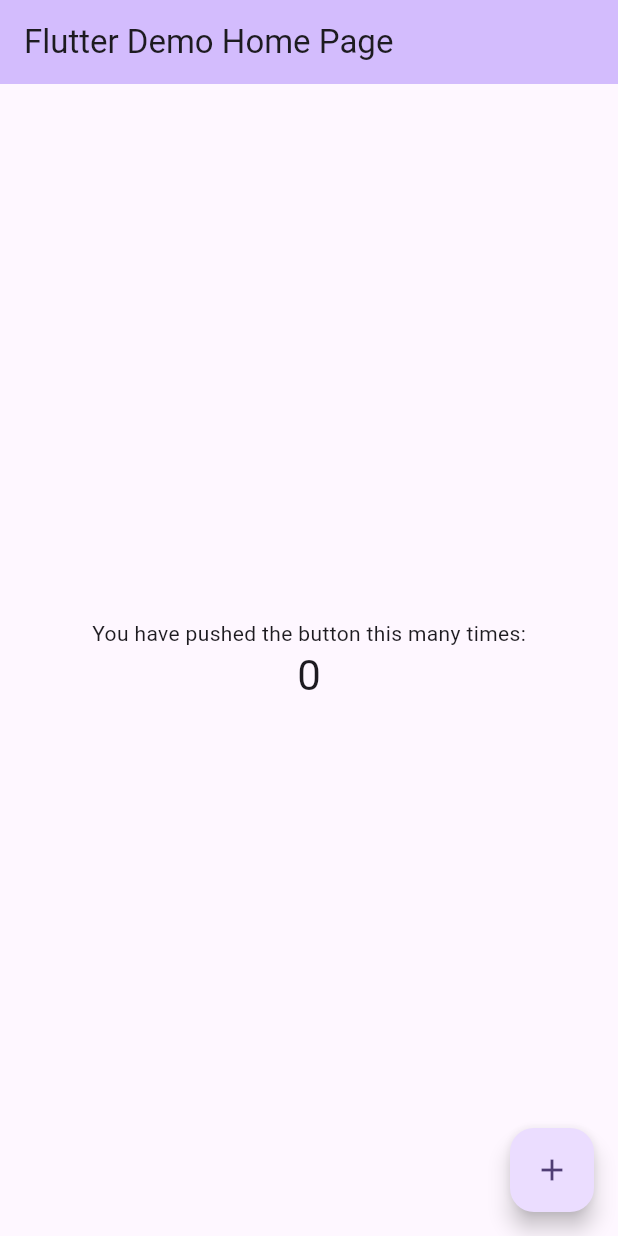
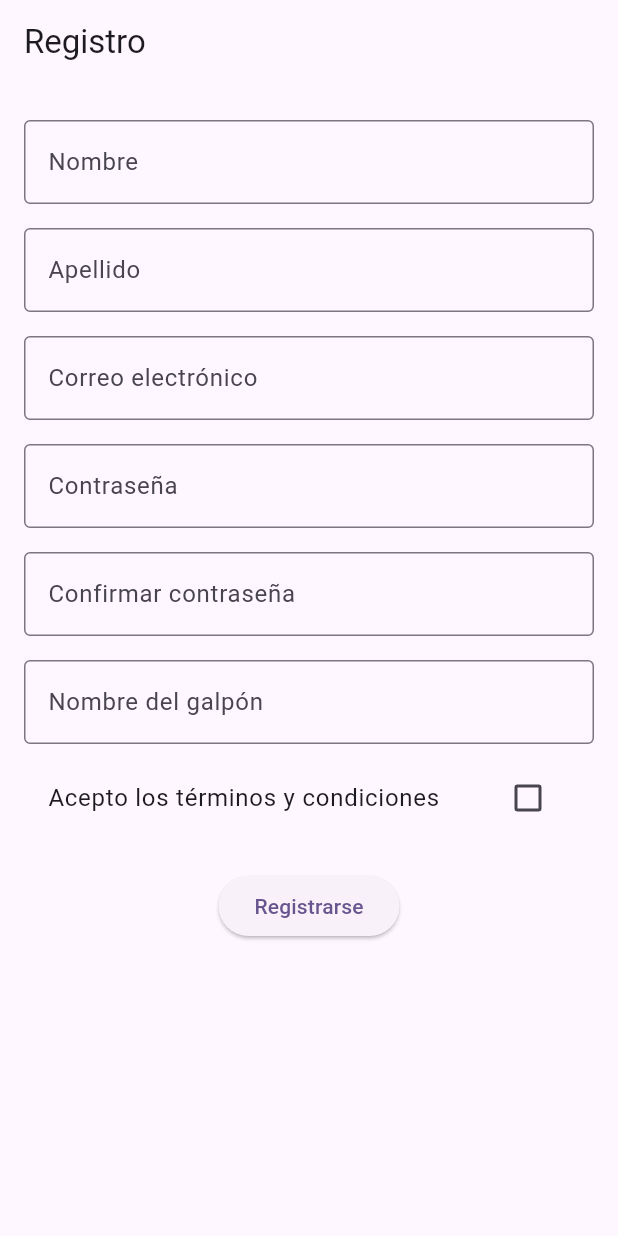
Before and after one commit to EventWine/EventWine-App, a Flutter app: the screen it shows after launch, on a phone screen of 412 x 824 dp. Run offline on Flutter 3.47's test engine with Material 3 defaults, Android fonts, the phone set to English and light mode, and no system bars; our stand-ins replace shared_preferences.

Commit message:
feat: added login and register section

```diff
--- /dev/null
+++ b/lib/core/app_constants.dart
@@ -0,0 +1,3 @@
+class AppConstants {
+  static const String baseURL = "https://localhost:8080";
+}
--- /dev/null
+++ b/lib/feature/register_and_login/presentation/pages/register_page.dart
@@ -0,0 +1,112 @@
+import 'package:flutter/material.dart';
+import 'package:eventwine/feature/register_and_login/data/remote/user_service.dart';
+
+class RegisterPage extends StatefulWidget {
+  @override
+  _RegisterPageState createState() => _RegisterPageState();
+}
+
+class _RegisterPageState extends State<RegisterPage> {
+  final _formKey = GlobalKey<FormState>();
+  bool _agreeToTerms = false;
+  bool _isLoading = false;
+
+  final TextEditingController _nameController = TextEditingController();
+  final TextEditingController _lastNameController = TextEditingController();
+  final TextEditingController _emailController = TextEditingController();
+  final TextEditingController _passwordController = TextEditingController();
+  final TextEditingController _confirmPasswordController = TextEditingController();
+  final TextEditingController _galponController = TextEditingController();
+
+  void _register() async {
+    if (_formKey.currentState!.validate() && _agreeToTerms) {
+      setState(() => _isLoading = true);
+
+      final responseMessage = await registerUser(
+        _nameController.text.trim(),
+        _lastNameController.text.trim(),
+        _emailController.text.trim(),
+        _passwordController.text,
+      );
+
+      setState(() => _isLoading = false);
+
+      ScaffoldMessenger.of(context).showSnackBar(
+        SnackBar(content: Text(responseMessage)),
+      );
+
+      if (responseMessage.contains('exitosamente')) {
+        Navigator.pop(context); // O navega a login
+      }
+    }
+  }
+
+  @override
+  Widget build(BuildContext context) {
+    return Scaffold(
+      appBar: AppBar(title: Text("Registro")),
+      body: SingleChildScrollView(
+        padding: EdgeInsets.all(16),
+        child: Form(
+          key: _formKey,
+          child: Column(
+            children: [
+              _buildTextField(_nameController, "Nombre", TextInputType.text),
+              _buildTextField(_lastNameController, "Apellido", TextInputType.text),
+              _buildTextField(_emailController, "Correo electrónico", TextInputType.emailAddress),
+              _buildTextField(_passwordController, "Contraseña", TextInputType.visiblePassword, isPassword: true),
+              _buildTextField(_confirmPasswordController, "Confirmar contraseña", TextInputType.visiblePassword, isPassword: true),
+              _buildTextField(_galponController, "Nombre del galpón", TextInputType.text),
+
+              CheckboxListTile(
+                title: Text("Acepto los términos y condiciones"),
+                value: _agreeToTerms,
+                onChanged: (value) {
+                  setState(() {
+                    _agreeToTerms = value ?? false;
+                  });
+                },
+              ),
+
+              SizedBox(height: 20),
+
+              _isLoading
+                  ? CircularProgressIndicator()
+                  : ElevatedButton(
+                      onPressed: _register,
+                      child: Text("Registrarse"),
+                    ),
+            ],
+          ),
+        ),
+      ),
+    );
+  }
+
+  Widget _buildTextField(TextEditingController controller, String label, TextInputType type, {bool isPassword = false}) {
+    return Padding(
+      padding: const EdgeInsets.symmetric(vertical: 8.0),
+      child: TextFormField(
+        controller: controller,
+        keyboardType: type,
+        obscureText: isPassword,
+        decoration: InputDecoration(
+          labelText: label,
+          border: OutlineInputBorder(),
+        ),
+        validator: (value) {
+          if (value == null || value.trim().isEmpty) {
+            return 'Este campo es obligatorio';
+          }
+          if (label == "Correo electrónico" && !value.contains('@')) {
+            return 'Ingrese un correo válido';
+          }
+          if (label == "Confirmar contraseña" && value != _passwordController.text) {
+            return 'Las contraseñas no coinciden';
+          }
+          return null;
+        },
+      ),
+    );
+  }
+}
--- a/lib/main.dart
+++ b/lib/main.dart
@@ -1,4 +1,6 @@
 import 'package:flutter/material.dart';
+import 'package:eventwine/feature/register_and_login/presentation/pages/register_page.dart';
+import 'package:eventwine/feature/register_and_login/presentation/pages/login_page.dart';
 
 void main() {
   runApp(const MyApp());
@@ -7,119 +9,19 @@ void main() {
 class MyApp extends StatelessWidget {
   const MyApp({super.key});
 
-  // This widget is the root of your application.
   @override
   Widget build(BuildContext context) {
     return MaterialApp(
-      title: 'Flutter Demo',
+      title: 'Galpon App',
       theme: ThemeData(
-        // This is the theme of your application.
-        //
-        // TRY THIS: Try running your application with "flutter run". You'll see
-        // the application has a purple toolbar. Then, without quitting the app,
-        // try changing the seedColor in the colorScheme below to Colors.green
-        // and then invoke "hot reload" (save your changes or press the "hot
-        // reload" button in a Flutter-supported IDE, or press "r" if you used
-        // the command line to start the app).
-        //
-        // Notice that the counter didn't reset back to zero; the application
-        // state is not lost during the reload. To reset the state, use hot
-        // restart instead.
-        //
-        // This works for code too, not just values: Most code changes can be
-        // tested with just a hot reload.
         colorScheme: ColorScheme.fromSeed(seedColor: Colors.deepPurple),
         useMaterial3: true,
       ),
-      home: const MyHomePage(title: 'Flutter Demo Home Page'),
+      initialRoute: '/register',
+      routes: {
+        '/login': (context) => const LoginPage(),
+        '/register': (context) => RegisterPage(),
+      },
     );
   }
 }
-
-class MyHomePage extends StatefulWidget {
-  const MyHomePage({super.key, required this.title});
-
-  // This widget is the home page of your application. It is stateful, meaning
-  // that it has a State object (defined below) that contains fields that affect
-  // how it looks.
-
-  // This class is the configuration for the state. It holds the values (in this
-  // case the title) provided by the parent (in this case the App widget) and
-  // used by the build method of the State. Fields in a Widget subclass are
-  // always marked "final".
-
-  final String title;
-
-  @override
-  State<MyHomePage> createState() => _MyHomePageState();
-}
-
-class _MyHomePageState extends State<MyHomePage> {
-  int _counter = 0;
-
-  void _incrementCounter() {
-    setState(() {
-      // This call to setState tells the Flutter framework that something has
-      // changed in this State, which causes it to rerun the build method below
-      // so that the display can reflect the updated values. If we changed
-      // _counter without calling setState(), then the build method would not be
-      // called again, and so nothing would appear to happen.
-      _counter++;
-    });
-  }
-
-  @override
-  Widget build(BuildContext context) {
-    // This method is rerun every time setState is called, for instance as done
-    // by the _incrementCounter method above.
-    //
-    // The Flutter framework has been optimized to make rerunning build methods
-    // fast, so that you can just rebuild anything that needs updating rather
-    // than having to individually change instances of widgets.
-    return Scaffold(
-      appBar: AppBar(
-        // TRY THIS: Try changing the color here to a specific color (to
-        // Colors.amber, perhaps?) and trigger a hot reload to see the AppBar
-        // change color while the other colors stay the same.
-        backgroundColor: Theme.of(context).colorScheme.inversePrimary,
-        // Here we take the value from the MyHomePage object that was created by
-        // the App.build method, and use it to set our appbar title.
-        title: Text(widget.title),
-      ),
-      body: Center(
-        // Center is a layout widget. It takes a single child and positions it
-        // in the middle of the parent.
-        child: Column(
-          // Column is also a layout widget. It takes a list of children and
-          // arranges them vertically. By default, it sizes itself to fit its
-          // children horizontally, and tries to be as tall as its parent.
-          //
-          // Column has various properties to control how it sizes itself and
-          // how it positions its children. Here we use mainAxisAlignment to
-          // center the children vertically; the main axis here is the vertical
-          // axis because Columns are vertical (the cross axis would be
-          // horizontal).
-          //
-          // TRY THIS: Invoke "debug painting" (choose the "Toggle Debug Paint"
-          // action in the IDE, or press "p" in the console), to see the
-          // wireframe for each widget.
-          mainAxisAlignment: MainAxisAlignment.center,
-          children: <Widget>[
-            const Text(
-              'You have pushed the button this many times:',
-            ),
-            Text(
-              '$_counter',
-              style: Theme.of(context).textTheme.headlineMedium,
-            ),
-          ],
-        ),
-      ),
-      floatingActionButton: FloatingActionButton(
-        onPressed: _incrementCounter,
-        tooltip: 'Increment',
-        child: const Icon(Icons.add),
-      ), // This trailing comma makes auto-formatting nicer for build methods.
-    );
-  }
-}
--- a/pubspec.yaml
+++ b/pubspec.yaml
@@ -30,6 +30,8 @@ environment:
 dependencies:
   flutter:
     sdk: flutter
+  http: ^1.2.2
+  shared_preferences: ^2.3.2
 
 
   # The following adds the Cupertino Icons font to your application.
```
Also changed, not shown: lib/feature/register_and_login/data/remote/user_service.dart (added, +90 -0 lines), lib/feature/register_and_login/presentation/pages/login_page.dart (added, +85 -0 lines), pubspec.lock.
